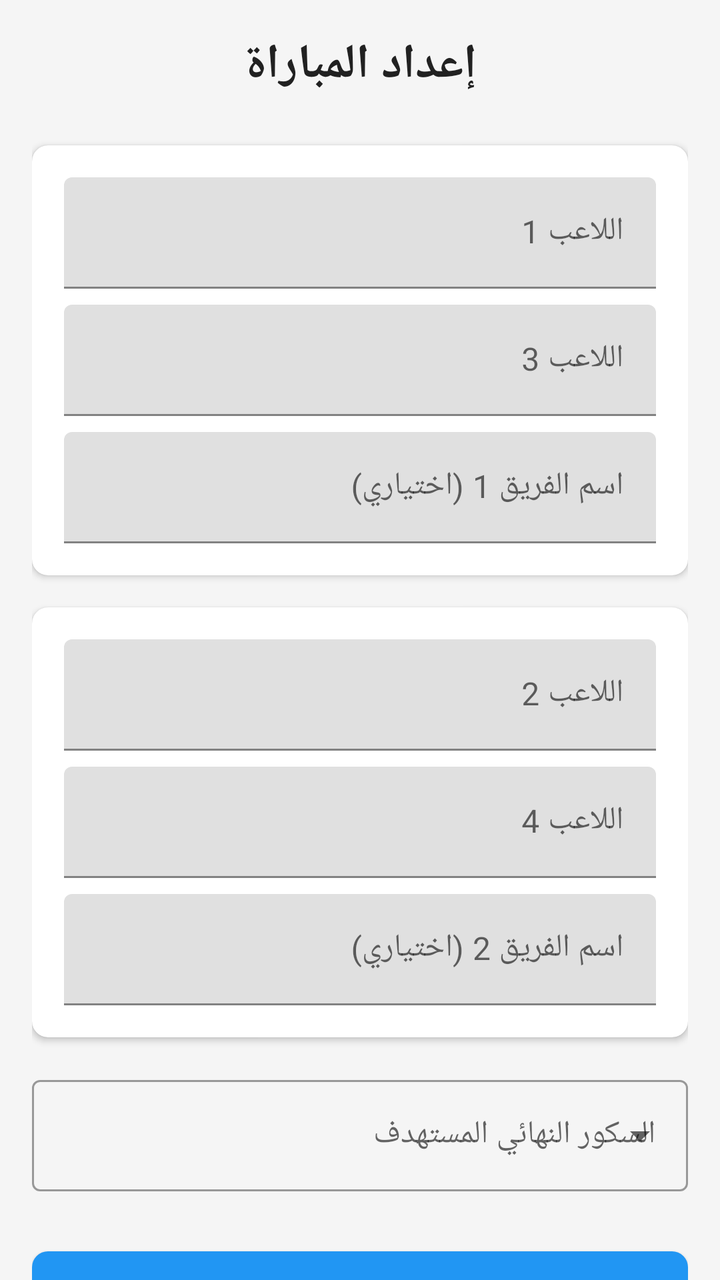
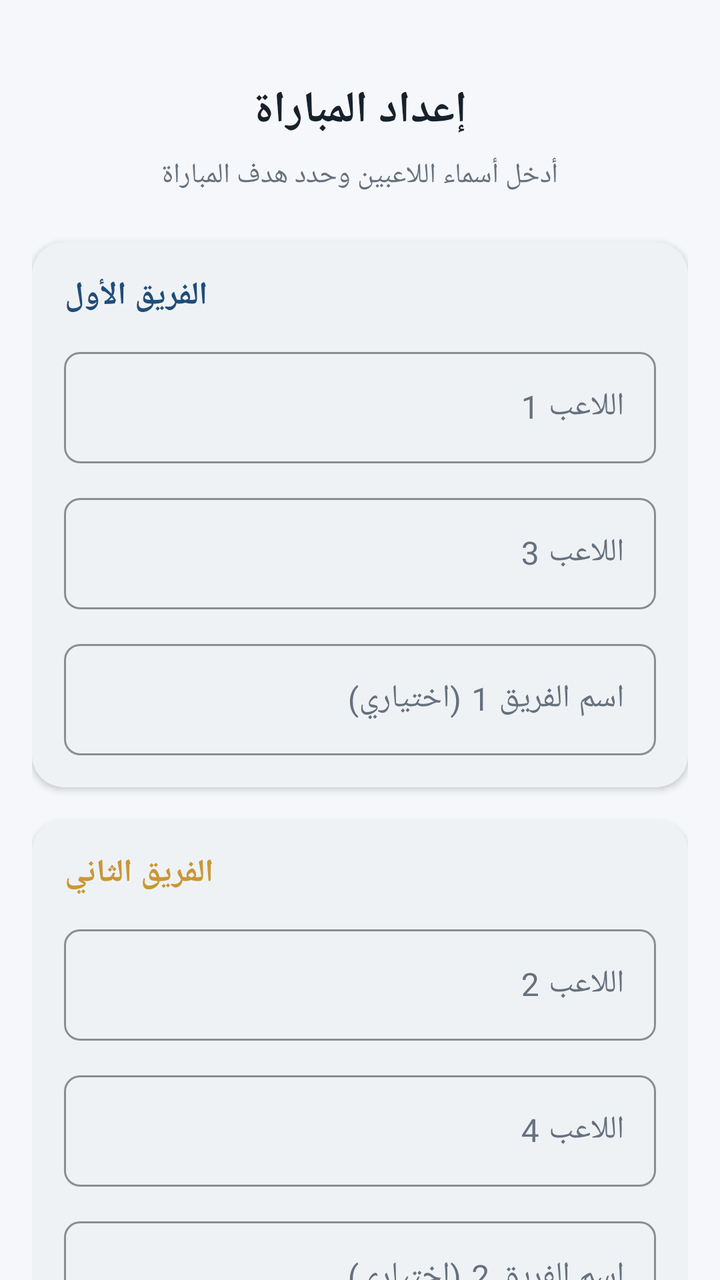

Two renders of the same Android screen: before a commit and after it. Below are the layout's source before the change and the commit's diff.
<!-- AndroidManifest.xml: application theme Theme.KanastaScore -->
<!-- res/layout/fragment_match_setup.xml -->
<?xml version="1.0" encoding="utf-8"?>
<androidx.core.widget.NestedScrollView xmlns:android="http://schemas.android.com/apk/res/android"
    xmlns:app="http://schemas.android.com/apk/res-auto"
    android:layout_width="match_parent"
    android:layout_height="match_parent"
    android:fillViewport="true">

    <LinearLayout
        android:layout_width="match_parent"
        android:layout_height="wrap_content"
        android:orientation="vertical"
        android:padding="16dp">

        <TextView
            android:layout_width="wrap_content"
            android:layout_height="wrap_content"
            android:text="@string/match_setup_title"
            android:textSize="24sp"
            android:textStyle="bold"
            android:layout_gravity="center"
            android:layout_marginBottom="24dp"
            android:textColor="@color/textPrimary"/>

        <com.google.android.material.card.MaterialCardView
            android:layout_width="match_parent"
            android:layout_height="wrap_content"
            app:cardCornerRadius="8dp"
            app:cardElevation="2dp"
            android:layout_marginBottom="16dp">

            <LinearLayout
                android:layout_width="match_parent"
                android:layout_height="wrap_content"
                android:orientation="vertical"
                android:padding="16dp">

                <com.google.android.material.textfield.TextInputLayout
                    android:layout_width="match_parent"
                    android:layout_height="wrap_content"
                    android:hint="@string/player_1"
                    android:layout_marginBottom="8dp">
                    <com.google.android.material.textfield.TextInputEditText
                        android:id="@+id/et_player1"
                        android:layout_width="match_parent"
                        android:layout_height="wrap_content"
                        android:inputType="textPersonName"/>
                </com.google.android.material.textfield.TextInputLayout>

                <com.google.android.material.textfield.TextInputLayout
                    android:layout_width="match_parent"
                    android:layout_height="wrap_content"
                    android:hint="@string/player_3"
                    android:layout_marginBottom="8dp">
                    <com.google.android.material.textfield.TextInputEditText
                        android:id="@+id/et_player3"
                        android:layout_width="match_parent"
                        android:layout_height="wrap_content"
                        android:inputType="textPersonName"/>
                </com.google.android.material.textfield.TextInputLayout>

                <com.google.android.material.textfield.TextInputLayout
                    android:layout_width="match_parent"
                    android:layout_height="wrap_content"
                    android:hint="@string/team_1_name">
                    <com.google.android.material.textfield.TextInputEditText
                        android:id="@+id/et_team1_name"
                        android:layout_width="match_parent"
                        android:layout_height="wrap_content"
                        android:inputType="text"/>
                </com.google.android.material.textfield.TextInputLayout>
            </LinearLayout>
        </com.google.android.material.card.MaterialCardView>

        <com.google.android.material.card.MaterialCardView
            android:layout_width="match_parent"
            android:layout_height="wrap_content"
            app:cardCornerRadius="8dp"
            app:cardElevation="2dp"
            android:layout_marginBottom="16dp">

            <LinearLayout
                android:layout_width="match_parent"
                android:layout_height="wrap_content"
                android:orientation="vertical"
                android:padding="16dp">

                <com.google.android.material.textfield.TextInputLayout
                    android:layout_width="match_parent"
                    android:layout_height="wrap_content"
                    android:hint="@string/player_2"
                    android:layout_marginBottom="8dp">
                    <com.google.android.material.textfield.TextInputEditText
                        android:id="@+id/et_player2"
                        android:layout_width="match_parent"
                        android:layout_height="wrap_content"
                        android:inputType="textPersonName"/>
                </com.google.android.material.textfield.TextInputLayout>

                <com.google.android.material.textfield.TextInputLayout
                    android:layout_width="match_parent"
                    android:layout_height="wrap_content"
                    android:hint="@string/player_4"
                    android:layout_marginBottom="8dp">
                    <com.google.android.material.textfield.TextInputEditText
                        android:id="@+id/et_player4"
                        android:layout_width="match_parent"
                        android:layout_height="wrap_content"
                        android:inputType="textPersonName"/>
                </com.google.android.material.textfield.TextInputLayout>

                <com.google.android.material.textfield.TextInputLayout
                    android:layout_width="match_parent"
                    android:layout_height="wrap_content"
                    android:hint="@string/team_2_name">
                    <com.google.android.material.textfield.TextInputEditText
                        android:id="@+id/et_team2_name"
                        android:layout_width="match_parent"
                        android:layout_height="wrap_content"
                        android:inputType="text"/>
                </com.google.android.material.textfield.TextInputLayout>
            </LinearLayout>
        </com.google.android.material.card.MaterialCardView>

        <com.google.android.material.textfield.TextInputLayout
            style="@style/Widget.MaterialComponents.TextInputLayout.OutlinedBox.ExposedDropdownMenu"
            android:layout_width="match_parent"
            android:layout_height="wrap_content"
            android:hint="@string/target_score_label"
            android:layout_marginBottom="24dp">
            <AutoCompleteTextView
                android:id="@+id/actv_target_score"
                android:layout_width="match_parent"
                android:layout_height="wrap_content"
                android:inputType="none"/>
        </com.google.android.material.textfield.TextInputLayout>

        <com.google.android.material.button.MaterialButton
            android:id="@+id/btn_start"
            android:layout_width="match_parent"
            android:layout_height="wrap_content"
            android:text="@string/start_match"
            android:padding="12dp"
            app:cornerRadius="8dp"/>

        <com.google.android.material.button.MaterialButton
            android:id="@+id/btn_continue"
            style="@style/Widget.MaterialComponents.Button.OutlinedButton"
            android:layout_width="match_parent"
            android:layout_height="wrap_content"
            android:text="@string/continue_match"
            android:layout_marginTop="8dp"
            android:visibility="gone"/>

    </LinearLayout>
</androidx.core.widget.NestedScrollView>
<!-- resources referenced by this layout -->
<resources>
  <color name="textPrimary">#212121</color>
  <style name="Base.Theme.KanastaScore" parent="Theme.MaterialComponents.DayNight.NoActionBar">
          <item name="colorPrimary">@color/colorPrimary</item>
          <item name="colorPrimaryDark">@color/colorPrimaryDark</item>
          <item name="colorAccent">@color/colorAccent</item>
          <item name="android:windowBackground">@color/background</item>
      </style>
  <color name="colorPrimary">#2196F3</color>
  <color name="colorPrimaryDark">#1976D2</color>
  <color name="colorAccent">#FFC107</color>
  <color name="background">#F5F5F5</color>
  <!-- unchanged entries left out for length: 11 -->
</resources>

<!-- the commit's change to res/layout/fragment_match_setup.xml (unified diff, before → after) -->
@@ -3,42 +3,57 @@
     xmlns:app="http://schemas.android.com/apk/res-auto"
     android:layout_width="match_parent"
     android:layout_height="match_parent"
-    android:fillViewport="true">
+    android:fillViewport="true"
+    android:background="@color/background">
 
     <LinearLayout
         android:layout_width="match_parent"
         android:layout_height="wrap_content"
         android:orientation="vertical"
-        android:padding="16dp">
+        android:padding="@dimen/spacing_16">
 
         <TextView
             android:layout_width="wrap_content"
             android:layout_height="wrap_content"
             android:text="@string/match_setup_title"
-            android:textSize="24sp"
-            android:textStyle="bold"
+            style="@style/TextAppearance.KanastaScore.Title"
             android:layout_gravity="center"
-            android:layout_marginBottom="24dp"
-            android:textColor="@color/textPrimary"/>
+            android:layout_marginTop="@dimen/spacing_24"
+            android:layout_marginBottom="@dimen/spacing_8"/>
 
+        <TextView
+            android:layout_width="wrap_content"
+            android:layout_height="wrap_content"
+            android:text="@string/match_setup_description"
+            android:textColor="@color/onSurfaceVariant"
+            android:layout_gravity="center"
+            android:layout_marginBottom="@dimen/spacing_24"/>
+
+        
         <com.google.android.material.card.MaterialCardView
             android:layout_width="match_parent"
             android:layout_height="wrap_content"
-            app:cardCornerRadius="8dp"
-            app:cardElevation="2dp"
-            android:layout_marginBottom="16dp">
+            android:layout_marginBottom="@dimen/spacing_16"
+            app:cardBackgroundColor="@color/surface">
 
             <LinearLayout
                 android:layout_width="match_parent"
                 android:layout_height="wrap_content"
                 android:orientation="vertical"
-                android:padding="16dp">
+                android:padding="@dimen/spacing_16">
+
+                <TextView
+                    android:layout_width="wrap_content"
+                    android:layout_height="wrap_content"
+                    android:text="@string/team_1_label"
+                    style="@style/TextAppearance.KanastaScore.SectionTitle"
+                    android:layout_marginBottom="@dimen/spacing_12"/>
 
                 <com.google.android.material.textfield.TextInputLayout
                     android:layout_width="match_parent"
                     android:layout_height="wrap_content"
                     android:hint="@string/player_1"
-                    android:layout_marginBottom="8dp">
+                    android:layout_marginBottom="@dimen/spacing_12">
                     <com.google.android.material.textfield.TextInputEditText
                         android:id="@+id/et_player1"
                         android:layout_width="match_parent"
@@ -50,7 +65,7 @@
                     android:layout_width="match_parent"
                     android:layout_height="wrap_content"
                     android:hint="@string/player_3"
-                    android:layout_marginBottom="8dp">
+                    android:layout_marginBottom="@dimen/spacing_12">
                     <com.google.android.material.textfield.TextInputEditText
                         android:id="@+id/et_player3"
                         android:layout_width="match_parent"
@@ -71,24 +86,32 @@
             </LinearLayout>
         </com.google.android.material.card.MaterialCardView>
 
+        
         <com.google.android.material.card.MaterialCardView
             android:layout_width="match_parent"
             android:layout_height="wrap_content"
-            app:cardCornerRadius="8dp"
-            app:cardElevation="2dp"
-            android:layout_marginBottom="16dp">
+            android:layout_marginBottom="@dimen/spacing_16"
+            app:cardBackgroundColor="@color/surface">
 
             <LinearLayout
                 android:layout_width="match_parent"
                 android:layout_height="wrap_content"
                 android:orientation="vertical"
-                android:padding="16dp">
+                android:padding="@dimen/spacing_16">
+
+                <TextView
+                    android:layout_width="wrap_content"
+                    android:layout_height="wrap_content"
+                    android:text="@string/team_2_label"
+                    style="@style/TextAppearance.KanastaScore.SectionTitle"
+                    android:textColor="@color/secondary"
+                    android:layout_marginBottom="@dimen/spacing_12"/>
 
                 <com.google.android.material.textfield.TextInputLayout
                     android:layout_width="match_parent"
                     android:layout_height="wrap_content"
                     android:hint="@string/player_2"
-                    android:layout_marginBottom="8dp">
+                    android:layout_marginBottom="@dimen/spacing_12">
                     <com.google.android.material.textfield.TextInputEditText
                         android:id="@+id/et_player2"
                         android:layout_width="match_parent"
@@ -100,7 +123,7 @@
                     android:layout_width="match_parent"
                     android:layout_height="wrap_content"
                     android:hint="@string/player_4"
-                    android:layout_marginBottom="8dp">
+                    android:layout_marginBottom="@dimen/spacing_12">
                     <com.google.android.material.textfield.TextInputEditText
                         android:id="@+id/et_player4"
                         android:layout_width="match_parent"
@@ -121,34 +144,46 @@
             </LinearLayout>
         </com.google.android.material.card.MaterialCardView>
 
-        <com.google.android.material.textfield.TextInputLayout
-            style="@style/Widget.MaterialComponents.TextInputLayout.OutlinedBox.ExposedDropdownMenu"
+        
+        <com.google.android.material.card.MaterialCardView
             android:layout_width="match_parent"
             android:layout_height="wrap_content"
-            android:hint="@string/target_score_label"
-            android:layout_marginBottom="24dp">
-            <AutoCompleteTextView
-                android:id="@+id/actv_target_score"
+            android:layout_marginBottom="@dimen/spacing_24">
+
+            <LinearLayout
                 android:layout_width="match_parent"
                 android:layout_height="wrap_content"
-                android:inputType="none"/>
-        </com.google.android.material.textfield.TextInputLayout>
+                android:orientation="vertical"
+                android:padding="@dimen/spacing_16">
+
+                <com.google.android.material.textfield.TextInputLayout
+                    style="@style/Widget.Material3.TextInputLayout.OutlinedBox.ExposedDropdownMenu"
+                    android:layout_width="match_parent"
+                    android:layout_height="wrap_content"
+                    android:hint="@string/target_score_label">
+                    <AutoCompleteTextView
+                        android:id="@+id/actv_target_score"
+                        android:layout_width="match_parent"
+                        android:layout_height="wrap_content"
+                        android:inputType="none"/>
+                </com.google.android.material.textfield.TextInputLayout>
+            </LinearLayout>
+        </com.google.android.material.card.MaterialCardView>
 
         <com.google.android.material.button.MaterialButton
             android:id="@+id/btn_start"
             android:layout_width="match_parent"
             android:layout_height="wrap_content"
             android:text="@string/start_match"
-            android:padding="12dp"
-            app:cornerRadius="8dp"/>
+            app:icon="@android:drawable/ic_media_play"/>
 
         <com.google.android.material.button.MaterialButton
             android:id="@+id/btn_continue"
-            style="@style/Widget.MaterialComponents.Button.OutlinedButton"
+            style="@style/Widget.Material3.Button.OutlinedButton"
             android:layout_width="match_parent"
             android:layout_height="wrap_content"
             android:text="@string/continue_match"
-            android:layout_marginTop="8dp"
+            android:layout_marginTop="@dimen/spacing_8"
             android:visibility="gone"/>
 
     </LinearLayout>
<!-- resource entries referenced after the edit -->
@@ -1,16 +1,83 @@
 <!-- resources referenced by this layout -->
 <resources>
-  <color name="textPrimary">#212121</color>
-  <style name="Base.Theme.KanastaScore" parent="Theme.MaterialComponents.DayNight.NoActionBar">
-          <item name="colorPrimary">@color/colorPrimary</item>
-          <item name="colorPrimaryDark">@color/colorPrimaryDark</item>
-          <item name="colorAccent">@color/colorAccent</item>
+  <style name="Base.Theme.KanastaScore" parent="Theme.Material3.DayNight.NoActionBar">
+          
+          <item name="colorPrimary">@color/primary</item>
+          <item name="colorOnPrimary">@color/onPrimary</item>
+          <item name="colorPrimaryContainer">@color/primaryContainer</item>
+          <item name="colorOnPrimaryContainer">@color/onPrimaryContainer</item>
+  
+          <item name="colorSecondary">@color/secondary</item>
+          <item name="colorOnSecondary">@color/onSecondary</item>
+          <item name="colorSecondaryContainer">@color/secondaryContainer</item>
+          <item name="colorOnSecondaryContainer">@color/onSecondaryContainer</item>
+  
           <item name="android:windowBackground">@color/background</item>
+          <item name="colorSurface">@color/surface</item>
+          <item name="colorOnSurface">@color/onSurface</item>
+          <item name="colorSurfaceVariant">@color/surfaceVariant</item>
+          <item name="colorOnSurfaceVariant">@color/onSurfaceVariant</item>
+          <item name="colorOutline">@color/outline</item>
+  
+          
+          <item name="materialCardViewStyle">@style/Widget.KanastaScore.CardView</item>
+          <item name="materialButtonStyle">@style/Widget.KanastaScore.Button</item>
+          <item name="textInputStyle">@style/Widget.KanastaScore.TextInputLayout</item>
       </style>
-  <color name="colorPrimary">#2196F3</color>
-  <color name="colorPrimaryDark">#1976D2</color>
-  <color name="colorAccent">#FFC107</color>
-  <color name="background">#F5F5F5</color>
+  <color name="onPrimary">#FFFFFF</color>
+  <color name="primaryContainer">#DCEAF5</color>
+  <color name="onPrimaryContainer">#102C44</color>
+  <color name="onSecondary">#FFFFFF</color>
+  <color name="secondaryContainer">#F7E8C4</color>
+  <color name="onSecondaryContainer">#49340E</color>
+  <color name="surfaceVariant">#EEF2F6</color>
+  <color name="outline">#D5DCE3</color>
+  <style name="Widget.KanastaScore.CardView" parent="Widget.Material3.CardView.Elevated">
+          <item name="cardCornerRadius">@dimen/card_corner_radius</item>
+          <item name="cardElevation">@dimen/card_elevation</item>
+          <item name="cardBackgroundColor">@color/surface</item>
+          <item name="strokeWidth">0dp</item>
+      </style>
+  <style name="Widget.KanastaScore.Button" parent="Widget.Material3.Button">
+          <item name="cornerRadius">@dimen/button_corner_radius</item>
+          <item name="android:insetTop">0dp</item>
+          <item name="android:insetBottom">0dp</item>
+          <item name="android:paddingTop">@dimen/spacing_12</item>
+          <item name="android:paddingBottom">@dimen/spacing_12</item>
+      </style>
+  <style name="Widget.KanastaScore.TextInputLayout" parent="Widget.Material3.TextInputLayout.OutlinedBox">
+          <item name="boxCornerRadiusTopStart">@dimen/chip_corner_radius</item>
+          <item name="boxCornerRadiusTopEnd">@dimen/chip_corner_radius</item>
+          <item name="boxCornerRadiusBottomStart">@dimen/chip_corner_radius</item>
+          <item name="boxCornerRadiusBottomEnd">@dimen/chip_corner_radius</item>
+          <item name="boxStrokeColor">@color/primary</item>
+          <item name="hintTextColor">@color/primary</item>
+      </style>
+  <dimen name="card_corner_radius">16dp</dimen>
+  <dimen name="card_elevation">2dp</dimen>
+  <dimen name="button_corner_radius">12dp</dimen>
+  <dimen name="chip_corner_radius">8dp</dimen>
+  <color name="background">#F5F7FA</color>
+  <color name="onSurfaceVariant">#66717E</color>
+  <color name="secondary">#C99735</color>
+  <color name="surface">#FFFFFF</color>
+  <dimen name="spacing_12">12dp</dimen>
+  <dimen name="spacing_16">16dp</dimen>
+  <dimen name="spacing_24">24dp</dimen>
+  <dimen name="spacing_8">8dp</dimen>
+  <string name="match_setup_description">أدخل أسماء اللاعبين وحدد هدف المباراة</string>
+  <string name="team_1_label">الفريق الأول</string>
+  <string name="team_2_label">الفريق الثاني</string>
+  <style name="TextAppearance.KanastaScore.SectionTitle" parent="TextAppearance.Material3.TitleMedium">
+          <item name="android:textColor">@color/primary</item>
+          <item name="android:textStyle">bold</item>
+      </style>
+  <style name="TextAppearance.KanastaScore.Title" parent="TextAppearance.Material3.TitleLarge">
+          <item name="android:textColor">@color/onSurface</item>
+          <item name="android:textStyle">bold</item>
+      </style>
+  <color name="primary">#1F4E78</color>
+  <color name="onSurface">#17212B</color>
   <!-- unchanged entries left out for length: 11 -->
 </resources>
 
